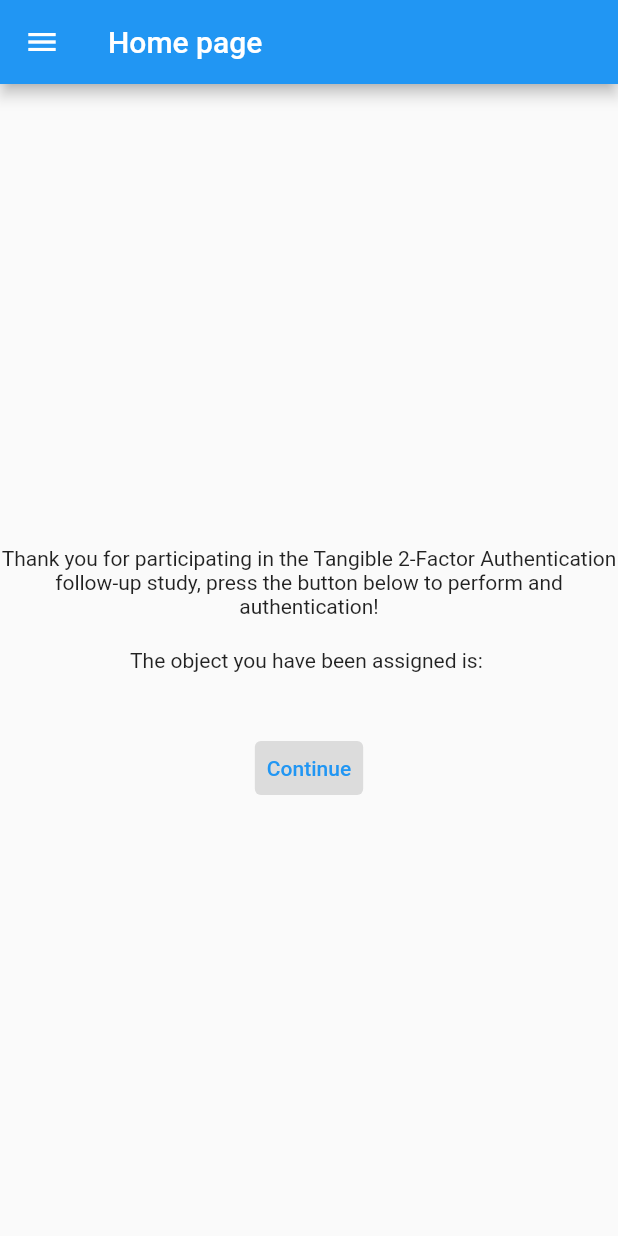
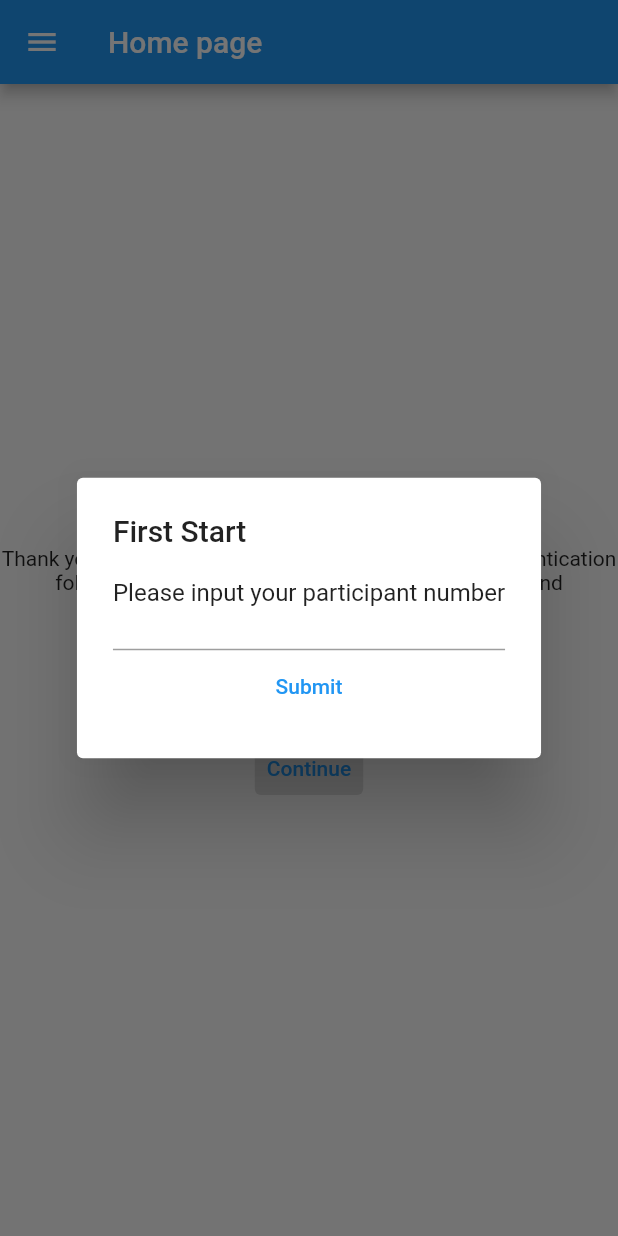
Before and after one commit to mTurner-beepboop/t2fa_study_app, a Flutter app: the screen it shows after launch, after a tap on "Credit Card", on a phone screen of 412 x 824 dp. Run offline on Flutter 3.47's test engine with Material 2 defaults, Android fonts, the phone set to English and light mode, and no system bars; our stand-ins replace cloud_firestore, firebase_core, firebase_messaging, flutter_local_notifications; accounts and stored records are empty.

Commit message:
Added participant number to the first start information collection. The app now stores participant num and object type locally

```diff
--- a/lib/home.dart
+++ b/lib/home.dart
@@ -1,4 +1,5 @@
 import 'package:flutter/material.dart';
+import 'package:flutter/services.dart';
 import 'withdraw.dart';
 import 'questions.dart';
 import 'tutorial.dart';
@@ -45,6 +46,8 @@ class _HomeState extends State<Home> {
 
   ///Pop-up for first start
   Future<void> _firstStartDialog() async {
+    String objName;
+    int? participantNum;
     switch (await showDialog<Objects>(
         context: context,
         barrierDismissible: false,
@@ -69,23 +72,70 @@ class _HomeState extends State<Home> {
         }
     )) {
       case Objects.cube:
-        writeObject("cube").then((file) {
-          _updateObj();
-        });
+        objName = "cube";
         break;
       case Objects.card:
-        writeObject("card").then((file) {
-          _updateObj();
-        });
+        objName = "card";
         break;
       case Objects.pendant:
-        writeObject("pendant").then((file) {
-          _updateObj();
-        });
+        objName = "pendant";
         break;
       case null:
+        objName = "None";
         break;
     }
+
+    var _formKey = GlobalKey<FormState>();
+    await showDialog<int>(
+      context: context,
+      barrierDismissible: false,
+      builder: (BuildContext context) {
+        return AlertDialog(
+          title: const Text("First Start"),
+          content: Stack(
+            children: <Widget>[
+              const Text("Please input your participant number"),
+              Form(
+                key: _formKey,
+                child: Column(
+                  mainAxisSize: MainAxisSize.min,
+                  children: [
+                    TextFormField(
+                      keyboardType: TextInputType.number,
+                      inputFormatters: [
+                        FilteringTextInputFormatter.allow(RegExp(r'[0-9]')),
+                      ],
+                      validator: (value) {
+                        if (value == null || value.isEmpty) {
+                          return 'Please enter your participant number';
+                        }
+                        return null;
+                      },
+                      onSaved: (value) {
+                        participantNum = int.parse(value!);
+                      }
+                    ),
+                    TextButton(
+                      child: const Text("Submit"),
+                      onPressed: () {
+                        if (_formKey.currentState!.validate()){
+                          _formKey.currentState!.save();
+                          Navigator.pop(context);
+                        }
+                      },
+                    ),
+                  ]
+                ),
+              ),
+            ],
+          ),
+        );
+      },
+    );
+
+    writeObject(objName, participantNum).then((_) {
+      _updateObj();
+    });
   }
 
   @override
--- a/lib/utility/local.dart
+++ b/lib/utility/local.dart
@@ -52,15 +52,29 @@ Future<String> getObject() async {
   try{
     final f = await _localFile;
     final contents = await f.readAsString();
-    return contents;
+    String obj = contents.split(",")[0];
+    return obj;
   }
   catch (e) {
     return "None";
   }
 }
 
-///Create and write the object chosen to file
-Future<File> writeObject(String obj) async {
+///Get the participant number from the file
+Future<int> getParticipantNum() async {
+  try{
+    final f = await _localFile;
+    final contents = await f.readAsString();
+    int num = int.parse(contents.split(",")[1]);
+    return num;
+  }
+  catch (e) {
+    return -1;
+  }
+}
+
+///Create and write the object chosen and participant number specified to file
+Future<File> writeObject(String obj, int? num) async {
   final f = await _localFile;
-  return f.writeAsString(obj);
+  return f.writeAsString(obj + "," + num.toString());
 }
```
